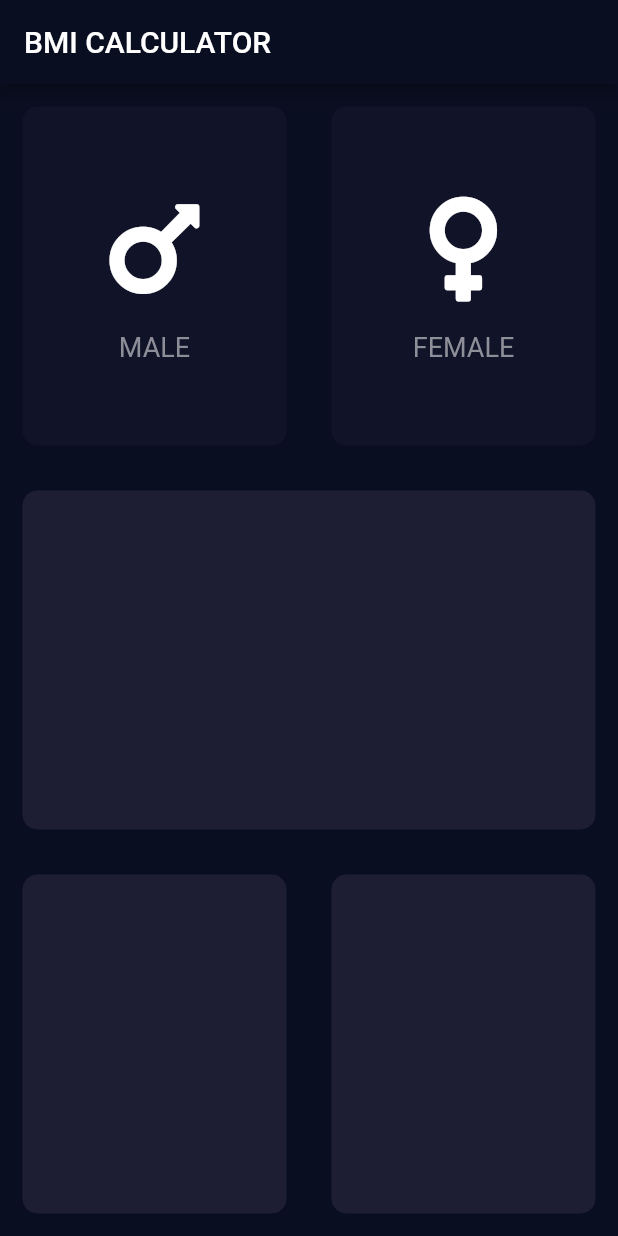
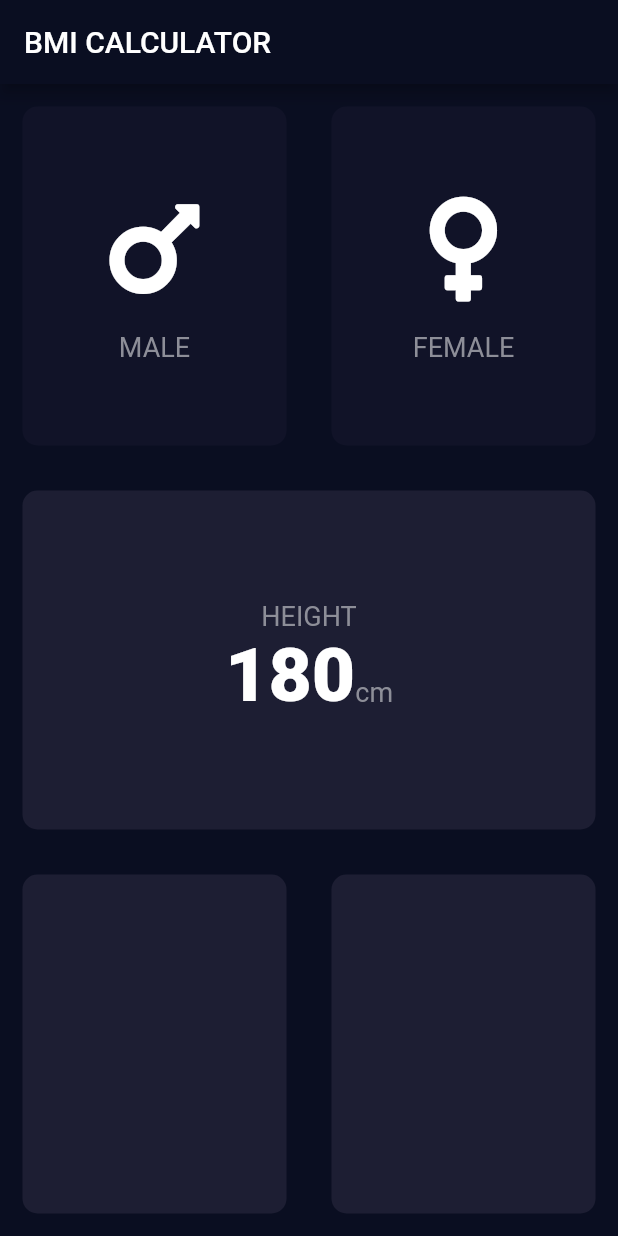
Before and after one commit to bvarberg/cfdb-bmi_calculator, a Flutter app: the screen it shows after launch, on a phone screen of 412 x 824 dp. Run offline on Flutter 3.47's test engine with Material 2 defaults, Android fonts, the phone set to English and light mode, and no system bars; our stand-ins replace font_awesome_flutter.

Commit message:
Extract constants and rename to match conventions

```diff
--- /dev/null
+++ b/lib/constants.dart
@@ -0,0 +1,14 @@
+import 'package:flutter/material.dart';
+
+const Color kActiveCardColor = Color(0xFF1D1E33);
+const Color kInactiveCardColor = Color(0xFF111328);
+
+const TextStyle kLabelTextStyle = TextStyle(
+  fontSize: 18.0,
+  color: Color(0xFF8D8E98),
+);
+
+const TextStyle kNumberTextStyle = TextStyle(
+  fontSize: 50.0,
+  fontWeight: FontWeight.w900,
+);
--- a/lib/icon_content.dart
+++ b/lib/icon_content.dart
@@ -1,9 +1,5 @@
 import 'package:flutter/material.dart';
-
-const labelTextStyle = TextStyle(
-  fontSize: 18.0,
-  color: Color(0xFF8D8E98),
-);
+import 'constants.dart';
 
 class IconContent extends StatelessWidget {
   IconContent({
@@ -28,7 +24,7 @@ class IconContent extends StatelessWidget {
         ),
         Text(
           label,
-          style: labelTextStyle,
+          style: kLabelTextStyle,
         )
       ],
     );
--- a/lib/input_page.dart
+++ b/lib/input_page.dart
@@ -1,10 +1,8 @@
 import 'package:flutter/material.dart';
 import 'package:font_awesome_flutter/font_awesome_flutter.dart';
+import 'constants.dart';
 import 'reusable_card.dart';
 import 'icon_content.dart';
-
-const Color activeCardColor = Color(0xFF1D1E33);
-const Color inactiveCardColor = Color(0xFF111328);
 
 enum Gender {
   male,
@@ -26,6 +24,7 @@ class _InputPageState extends State<InputPage> {
         title: Text('BMI CALCULATOR'),
       ),
       body: Column(
+        crossAxisAlignment: CrossAxisAlignment.stretch,
         children: <Widget>[
           Expanded(
             child: Row(
@@ -33,8 +32,8 @@ class _InputPageState extends State<InputPage> {
                 Expanded(
                   child: ReusableCard(
                     color: selectedGender == Gender.male
-                        ? activeCardColor
-                        : inactiveCardColor,
+                        ? kActiveCardColor
+                        : kInactiveCardColor,
                     cardChild: IconContent(
                       icon: FontAwesomeIcons.mars,
                       label: 'MALE',
@@ -49,8 +48,8 @@ class _InputPageState extends State<InputPage> {
                 Expanded(
                   child: ReusableCard(
                     color: selectedGender == Gender.female
-                        ? activeCardColor
-                        : inactiveCardColor,
+                        ? kActiveCardColor
+                        : kInactiveCardColor,
                     cardChild: IconContent(
                       icon: FontAwesomeIcons.venus,
                       label: 'FEMALE',
@@ -67,7 +66,31 @@ class _InputPageState extends State<InputPage> {
           ),
           Expanded(
             child: ReusableCard(
-              color: activeCardColor,
+              color: kActiveCardColor,
+              cardChild: Column(
+                mainAxisAlignment: MainAxisAlignment.center,
+                children: <Widget>[
+                  Text(
+                    'HEIGHT',
+                    style: kLabelTextStyle,
+                  ),
+                  Row(
+                    mainAxisAlignment: MainAxisAlignment.center,
+                    crossAxisAlignment: CrossAxisAlignment.baseline,
+                    textBaseline: TextBaseline.alphabetic,
+                    children: <Widget>[
+                      Text(
+                        '180',
+                        style: kNumberTextStyle,
+                      ),
+                      Text(
+                        'cm',
+                        style: kLabelTextStyle,
+                      ),
+                    ],
+                  ),
+                ],
+              ),
             ),
           ),
           Expanded(
@@ -75,12 +98,12 @@ class _InputPageState extends State<InputPage> {
               children: <Widget>[
                 Expanded(
                   child: ReusableCard(
-                    color: activeCardColor,
+                    color: kActiveCardColor,
                   ),
                 ),
                 Expanded(
                   child: ReusableCard(
-                    color: activeCardColor,
+                    color: kActiveCardColor,
                   ),
                 ),
               ],
```
